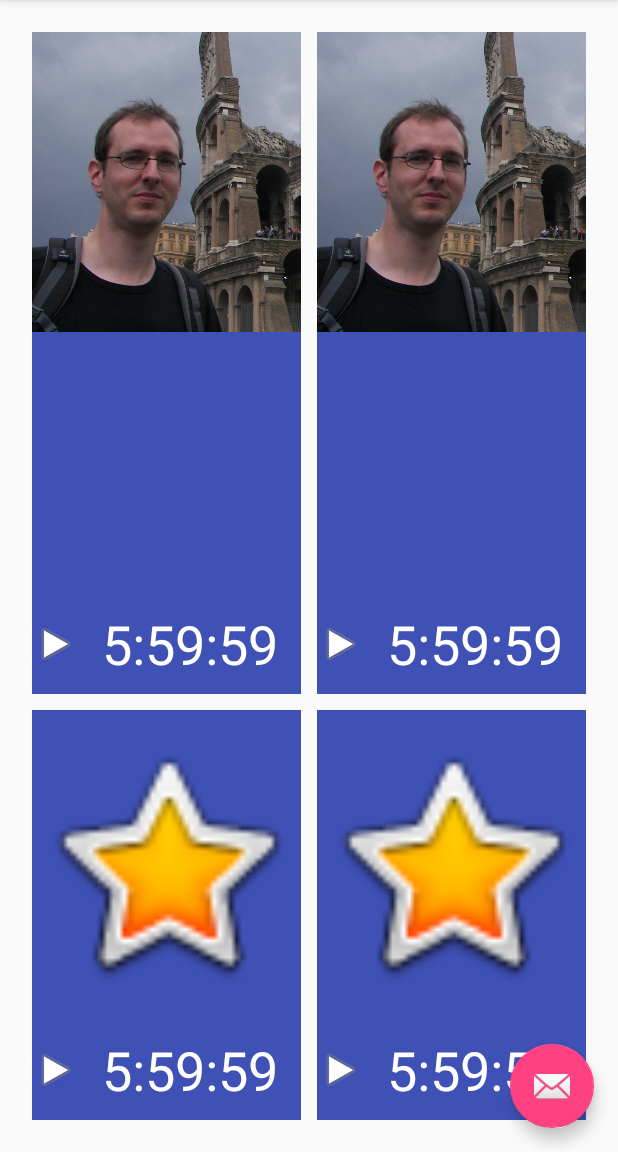
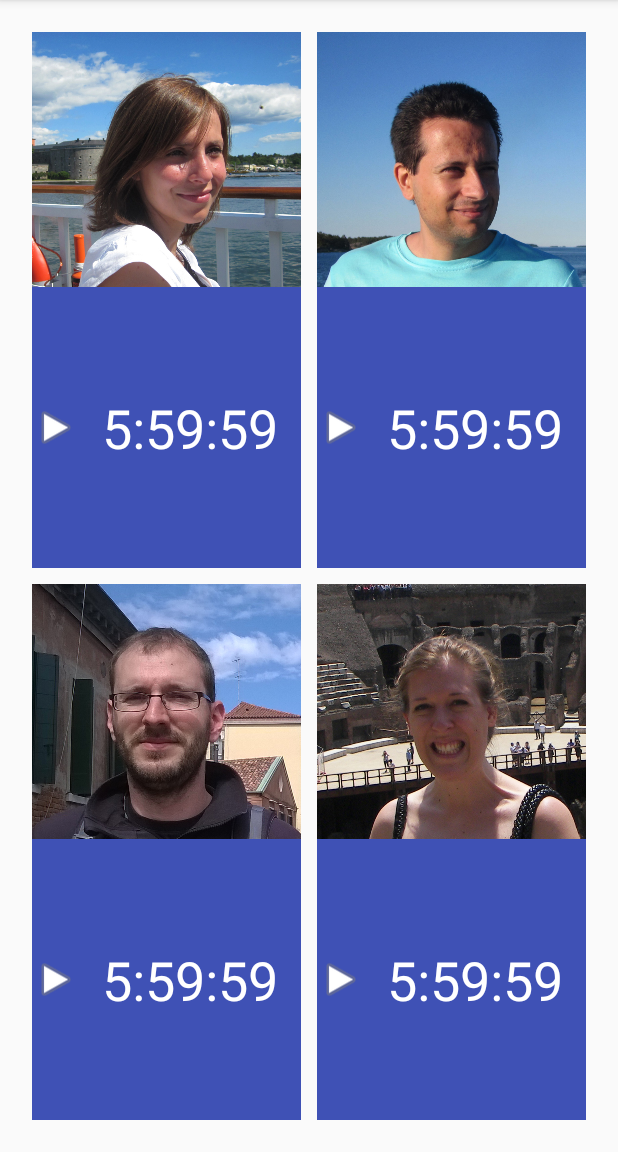
Before and after one commit to KrisKN/6happ, an Android app: the screen it shows after launch (MainActivity), on a phone screen of 412 x 824 dp, the part 84-1236 px from its top. Run offline under Robolectric (Android 15) with nearby library versions, the phone set to English and light mode, and no system bars.

Commit message:
Layout adjusted. More photos added. Floating action button removed.

```diff
--- a/app/src/main/java/com/mauriundjens/www/sechsstundenapp/MainActivity.java
+++ b/app/src/main/java/com/mauriundjens/www/sechsstundenapp/MainActivity.java
@@ -1,11 +1,11 @@
 package com.mauriundjens.www.sechsstundenapp;
 
 import android.os.Bundle;
-import android.support.design.widget.FloatingActionButton;
-import android.support.design.widget.Snackbar;
+// import android.support.design.widget.FloatingActionButton;
+// import android.support.design.widget.Snackbar;
 import android.support.v7.app.AppCompatActivity;
 import android.support.v7.widget.Toolbar;
-import android.view.View;
+// import android.view.View;
 import android.view.Menu;
 import android.view.MenuItem;
 
@@ -17,15 +17,6 @@ public class MainActivity extends AppCompatActivity {
         setContentView(R.layout.activity_main);
         Toolbar toolbar = (Toolbar) findViewById(R.id.toolbar);
         setSupportActionBar(toolbar);
-
-        FloatingActionButton fab = (FloatingActionButton) findViewById(R.id.fab);
-        fab.setOnClickListener(new View.OnClickListener() {
-            @Override
-            public void onClick(View view) {
-                Snackbar.make(view, "Replace with your own action", Snackbar.LENGTH_LONG)
-                        .setAction("Action", null).show();
-            }
-        });
     }
 
     @Override
--- a/app/src/main/res/layout/activity_main.xml
+++ b/app/src/main/res/layout/activity_main.xml
@@ -23,12 +23,4 @@
 
     <include layout="@layout/content_main" />
 
-    <android.support.design.widget.FloatingActionButton
-        android:id="@+id/fab"
-        android:layout_width="wrap_content"
-        android:layout_height="wrap_content"
-        android:layout_gravity="bottom|end"
-        android:layout_margin="@dimen/fab_margin"
-        app:srcCompat="@android:drawable/ic_dialog_email" />
-
 </android.support.design.widget.CoordinatorLayout>
--- a/app/src/main/res/layout/content_main.xml
+++ b/app/src/main/res/layout/content_main.xml
@@ -32,18 +32,16 @@
             android:layout_margin="5dp">
 
             <ImageView
-                app:srcCompat="@drawable/jens"
+                app:srcCompat="@drawable/ornella"
                 android:layout_columnSpan="2"
-                android:layout_rowWeight="5"
                 android:layout_gravity="top|center_horizontal"
                 android:adjustViewBounds="true"
                 android:layout_width="match_parent"
-                android:layout_height="200dp"
+                android:layout_height="170dp"
                 android:scaleType="centerCrop" />
 
             <ImageView
                 android:layout_gravity="fill"
-                android:layout_rowWeight="1"
                 app:srcCompat="@android:drawable/ic_media_play" />
 
             <TextView
@@ -52,7 +50,8 @@
                 android:layout_gravity="center_vertical|fill_horizontal"
                 android:textColor="@android:color/white"
                 android:textAlignment="center"
-                android:textSize="36sp" />
+                android:textSize="36sp"
+                android:fontFamily="sans-serif" />
 
         </GridLayout>
 
@@ -66,18 +65,16 @@
             android:layout_margin="5dp">
 
             <ImageView
-                app:srcCompat="@drawable/jens"
+                app:srcCompat="@drawable/maurizio"
                 android:layout_columnSpan="2"
-                android:layout_rowWeight="5"
                 android:layout_gravity="top|center_horizontal"
                 android:adjustViewBounds="true"
                 android:layout_width="match_parent"
-                android:layout_height="200dp"
+                android:layout_height="170dp"
                 android:scaleType="centerCrop" />
 
             <ImageView
                 android:layout_gravity="fill"
-                android:layout_rowWeight="1"
                 app:srcCompat="@android:drawable/ic_media_play" />
 
             <TextView
@@ -100,14 +97,16 @@
             android:layout_margin="5dp">
 
             <ImageView
-                android:layout_gravity="fill"
-                app:srcCompat="@android:drawable/btn_star_big_on"
+                app:srcCompat="@drawable/jens"
                 android:layout_columnSpan="2"
-                android:layout_rowWeight="5" />
+                android:layout_gravity="top|center_horizontal"
+                android:adjustViewBounds="true"
+                android:layout_width="match_parent"
+                android:layout_height="170dp"
+                android:scaleType="centerCrop" />
 
             <ImageView
                 android:layout_gravity="fill"
-                android:layout_rowWeight="1"
                 app:srcCompat="@android:drawable/ic_media_play" />
 
             <TextView
@@ -130,14 +129,16 @@
             android:layout_margin="5dp">
 
             <ImageView
-                android:layout_gravity="fill"
-                app:srcCompat="@android:drawable/btn_star_big_on"
+                app:srcCompat="@drawable/julia"
                 android:layout_columnSpan="2"
-                android:layout_rowWeight="5" />
+                android:layout_gravity="top|center_horizontal"
+                android:adjustViewBounds="true"
+                android:layout_width="match_parent"
+                android:layout_height="170dp"
+                android:scaleType="centerCrop" />
 
             <ImageView
                 android:layout_gravity="fill"
-                android:layout_rowWeight="1"
                 app:srcCompat="@android:drawable/ic_media_play" />
 
             <TextView
```
Also changed, not shown: app/src/main/res/drawable/jens.jpg, app/src/main/res/drawable/julia.jpg (added), app/src/main/res/drawable/maurizio.jpg (added), app/src/main/res/drawable/ornella.jpg (added).
